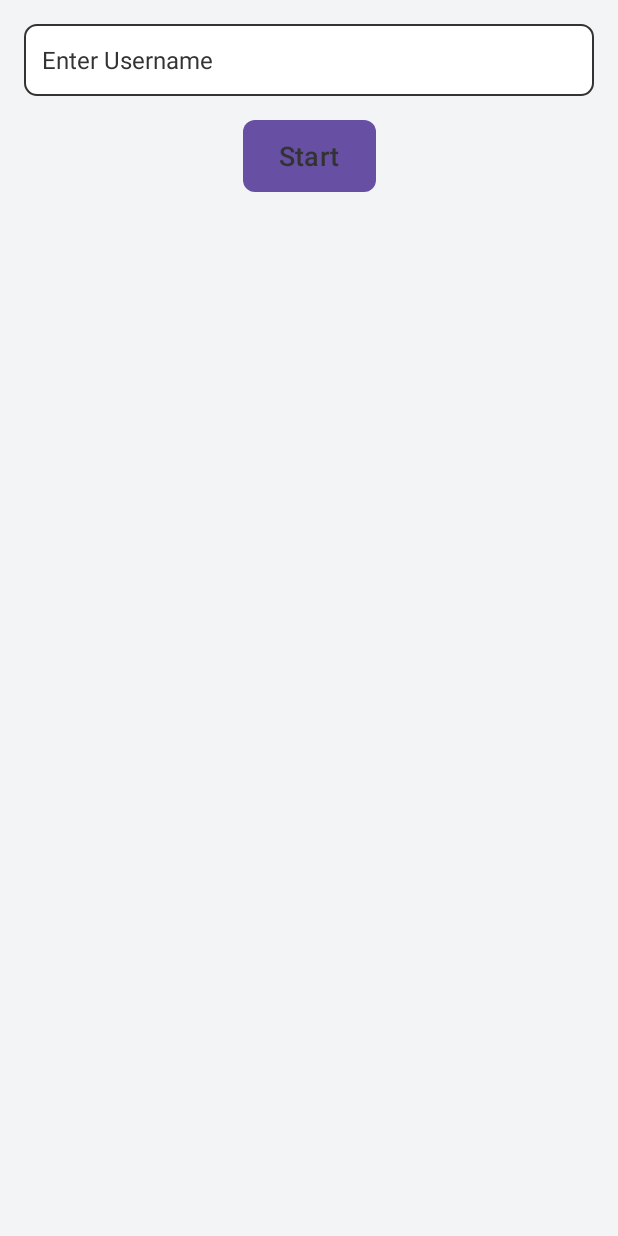
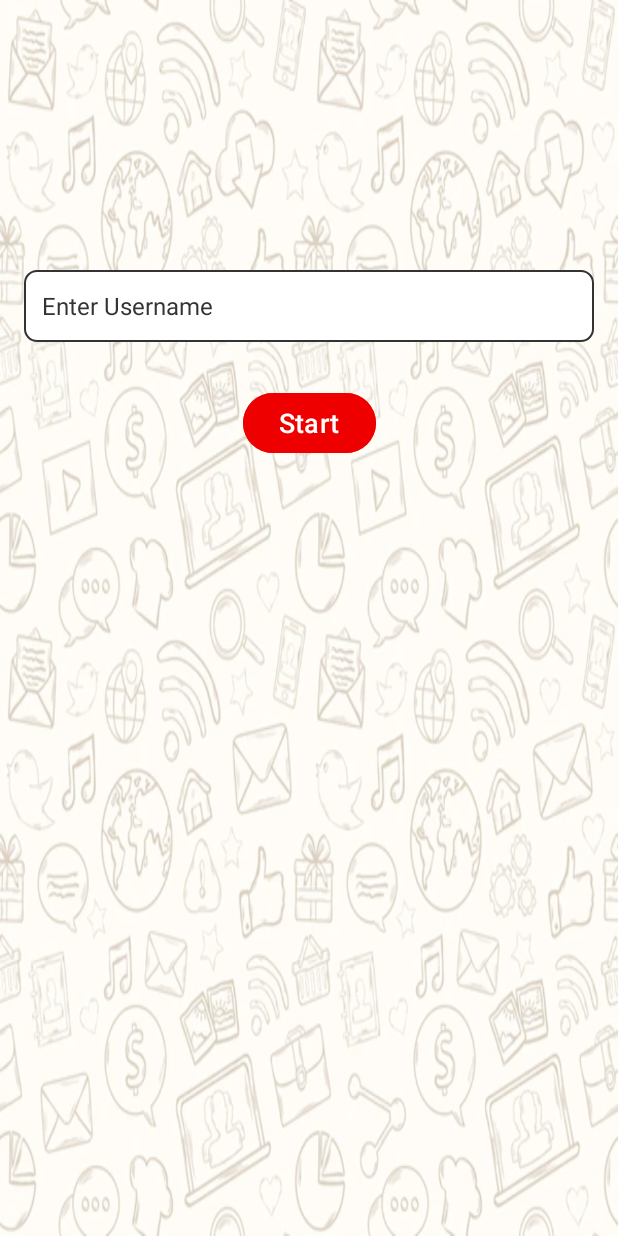
Before and after one commit to IsrakAhmed/LanCon, an Android app: the screen it shows after launch (MainActivity), on a phone screen of 412 x 824 dp. Run offline under Robolectric (Android 15) with nearby library versions, the phone set to English and light mode, and no system bars.

Commit message:
background image & searching animation added

```diff
--- a/app/src/main/java/team/lancon/MainActivity.java
+++ b/app/src/main/java/team/lancon/MainActivity.java
@@ -27,7 +27,7 @@ public class MainActivity extends AppCompatActivity {
                 String userName = userNameEditText.getText().toString().trim();
 
                 if (userName.isEmpty()) {
-                    Toast.makeText(MainActivity.this, "Please Enter A Username", Toast.LENGTH_SHORT).show();
+                    Toast.makeText(MainActivity.this, "Please Enter An Username", Toast.LENGTH_SHORT).show();
                     return;
                 }
 
--- a/app/src/main/res/drawable-v21/button_background.xml
+++ /dev/null
@@ -1,9 +0,0 @@
-<ripple xmlns:android="http://schemas.android.com/apk/res/android"
-    android:color="@color/button_color_pressed">
-    <item>
-        <shape android:shape="rectangle">
-            <solid android:color="@color/button_color" />
-            <corners android:radius="8dp" />
-        </shape>
-    </item>
-</ripple>
--- a/app/src/main/res/drawable/button_background.xml
+++ /dev/null
@@ -1,9 +0,0 @@
-<ripple xmlns:android="http://schemas.android.com/apk/res/android"
-    android:color="@color/button_color_pressed">
-    <item>
-        <shape android:shape="rectangle">
-            <solid android:color="@color/button_color" />
-            <corners android:radius="8dp" />
-        </shape>
-    </item>
-</ripple>
--- a/app/src/main/res/layout/activity_joinserver.xml
+++ b/app/src/main/res/layout/activity_joinserver.xml
@@ -4,7 +4,7 @@
     xmlns:tools="http://schemas.android.com/tools"
     android:layout_width="match_parent"
     android:layout_height="match_parent"
-    android:background="@color/background_color"
+    android:background="@drawable/background_image_1"
     tools:context=".JoinServerActivity">
 
     <TextView
@@ -13,6 +13,7 @@
         android:layout_height="wrap_content"
         android:text=""
         android:textSize="18sp"
+        android:textStyle="bold"
         android:textColor="@android:color/black"
         app:layout_constraintTop_toTopOf="parent"
         app:layout_constraintStart_toStartOf="parent"
--- a/app/src/main/res/layout/activity_main.xml
+++ b/app/src/main/res/layout/activity_main.xml
@@ -4,14 +4,16 @@
     xmlns:tools="http://schemas.android.com/tools"
     android:layout_width="match_parent"
     android:layout_height="match_parent"
-    android:background="@color/background_color"
+    android:background="@drawable/background_image_1"
     tools:context=".MainActivity">
 
     <EditText
         android:id="@+id/userNameEditText"
         android:layout_width="0dp"
         android:layout_height="wrap_content"
-        android:layout_margin="16dp"
+        android:layout_marginTop="180dp"
+        android:layout_marginStart="16dp"
+        android:layout_marginEnd="16dp"
         android:background="@drawable/edittext_background"
         android:hint="Enter Username"
         android:minHeight="48dp"
@@ -29,11 +31,11 @@
         android:layout_height="wrap_content"
         android:text="Start"
         android:textSize="18sp"
-        android:textColor="@color/text_primary"
-        android:background="@drawable/button_background"
+        android:textColor="@color/white"
+        android:backgroundTint="@color/button_color_1"
         app:layout_constraintTop_toBottomOf="@+id/userNameEditText"
         app:layout_constraintStart_toStartOf="parent"
         app:layout_constraintEnd_toEndOf="parent"
-        android:layout_marginTop="16dp" />
+        android:layout_marginTop="30dp" />
 
 </androidx.constraintlayout.widget.ConstraintLayout>
--- a/app/src/main/res/layout/server_list_item.xml
+++ b/app/src/main/res/layout/server_list_item.xml
@@ -5,4 +5,5 @@
     android:padding="16dp"
     android:textAlignment="center"
     android:textSize="16sp"
+    android:textStyle="bold"
     android:textColor="@color/text_primary"/>
--- a/app/src/main/res/values/colors.xml
+++ b/app/src/main/res/values/colors.xml
@@ -6,7 +6,7 @@
 
     <color name="background_color">#F3F4F6</color>
     <color name="text_primary">#333333</color>
-    <color name="button_color">#6200EE</color>
-    <color name="button_color_pressed">#3700B3</color>
+    <color name="button_color_1">#EE0000</color>
+    <color name="button_color_2">#6200EE</color>
     <color name="white">#FFFFFF</color>
 </resources>
```
Also changed, not shown: app/src/main/java/team/lancon/JoinServerActivity.java (+44 -1 lines), app/src/main/res/layout/activity_selection.xml (+5 -3 lines), app/src/main/res/drawable/background_image_1.png (added).
